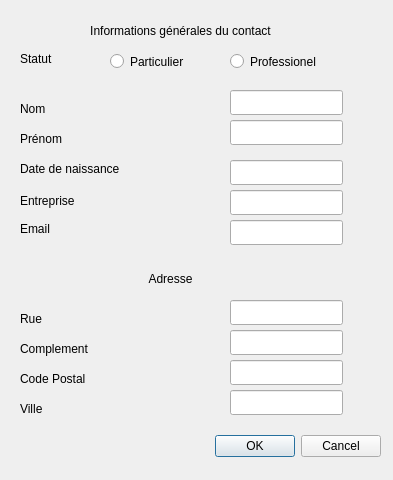
This is QTContact/dialogadd.ui in BeeJasmine/QTContact as Qt 5 draws it before an edit. The edited form follows.
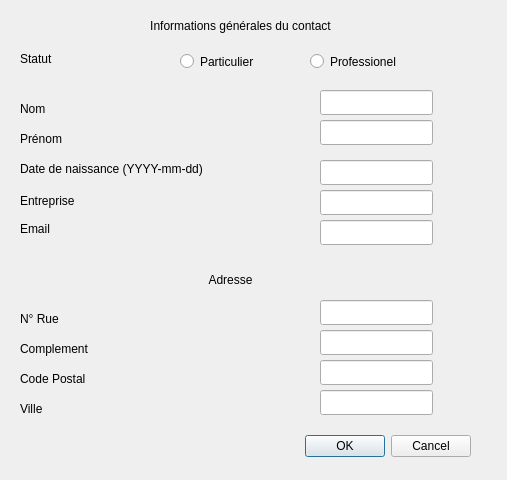
This is the edited form.

Commit message: form is more better

The edit to the form file:
```diff
--- a/QTContact/dialogadd.ui
+++ b/QTContact/dialogadd.ui
@@ -6,7 +6,7 @@
    <rect>
     <x>0</x>
     <y>0</y>
-    <width>393</width>
+    <width>507</width>
     <height>480</height>
    </rect>
   </property>
@@ -16,7 +16,7 @@
   <widget class="QDialogButtonBox" name="buttonBox">
    <property name="geometry">
     <rect>
-     <x>40</x>
+     <x>130</x>
      <y>430</y>
      <width>341</width>
      <height>32</height>
@@ -60,12 +60,12 @@
     <rect>
      <x>20</x>
      <y>160</y>
-     <width>151</width>
+     <width>271</width>
      <height>17</height>
     </rect>
    </property>
    <property name="text">
-    <string>Date de naissance</string>
+    <string>Date de naissance (YYYY-mm-dd)</string>
    </property>
   </widget>
   <widget class="QLabel" name="lbl_company">
@@ -86,8 +86,8 @@
     <rect>
      <x>30</x>
      <y>10</y>
-     <width>301</width>
-     <height>41</height>
+     <width>421</width>
+     <height>31</height>
     </rect>
    </property>
    <property name="text">
@@ -100,7 +100,7 @@
   <widget class="QLineEdit" name="lineEdit_name">
    <property name="geometry">
     <rect>
-     <x>230</x>
+     <x>320</x>
      <y>90</y>
      <width>113</width>
      <height>25</height>
@@ -110,7 +110,7 @@
   <widget class="QLineEdit" name="lineEdit_firstname">
    <property name="geometry">
     <rect>
-     <x>230</x>
+     <x>320</x>
      <y>120</y>
      <width>113</width>
      <height>25</height>
@@ -120,7 +120,7 @@
   <widget class="QLineEdit" name="lineEdit_company">
    <property name="geometry">
     <rect>
-     <x>230</x>
+     <x>320</x>
      <y>190</y>
      <width>113</width>
      <height>25</height>
@@ -130,7 +130,7 @@
   <widget class="QLineEdit" name="lineEdit_birth">
    <property name="geometry">
     <rect>
-     <x>230</x>
+     <x>320</x>
      <y>160</y>
      <width>113</width>
      <height>25</height>
@@ -140,10 +140,10 @@
   <widget class="QLabel" name="lbl_titleAdress">
    <property name="geometry">
     <rect>
-     <x>20</x>
+     <x>30</x>
      <y>270</y>
-     <width>301</width>
-     <height>17</height>
+     <width>401</width>
+     <height>20</height>
     </rect>
    </property>
    <property name="text">
@@ -156,7 +156,7 @@
   <widget class="QRadioButton" name="radioBtn_Perso">
    <property name="geometry">
     <rect>
-     <x>110</x>
+     <x>180</x>
      <y>50</y>
      <width>112</width>
      <height>23</height>
@@ -169,7 +169,7 @@
   <widget class="QRadioButton" name="radioBtn_Pro">
    <property name="geometry">
     <rect>
-     <x>230</x>
+     <x>310</x>
      <y>50</y>
      <width>112</width>
      <height>23</height>
@@ -202,13 +202,13 @@
     </rect>
    </property>
    <property name="text">
-    <string>Rue</string>
+    <string>N° Rue</string>
    </property>
   </widget>
   <widget class="QLineEdit" name="lineEdit_street">
    <property name="geometry">
     <rect>
-     <x>230</x>
+     <x>320</x>
      <y>300</y>
      <width>113</width>
      <height>25</height>
@@ -231,7 +231,7 @@
   <widget class="QLineEdit" name="lineEdit_complement">
    <property name="geometry">
     <rect>
-     <x>230</x>
+     <x>320</x>
      <y>330</y>
      <width>113</width>
      <height>25</height>
@@ -254,7 +254,7 @@
   <widget class="QLineEdit" name="lineEdit_cp">
    <property name="geometry">
     <rect>
-     <x>230</x>
+     <x>320</x>
      <y>360</y>
      <width>113</width>
      <height>25</height>
@@ -277,7 +277,7 @@
   <widget class="QLineEdit" name="lineEdit_city">
    <property name="geometry">
     <rect>
-     <x>230</x>
+     <x>320</x>
      <y>390</y>
      <width>113</width>
      <height>25</height>
@@ -300,7 +300,7 @@
   <widget class="QLineEdit" name="lineEdit_email">
    <property name="geometry">
     <rect>
-     <x>230</x>
+     <x>320</x>
      <y>220</y>
      <width>113</width>
      <height>25</height>
```
The commit also changes 4 other files.
